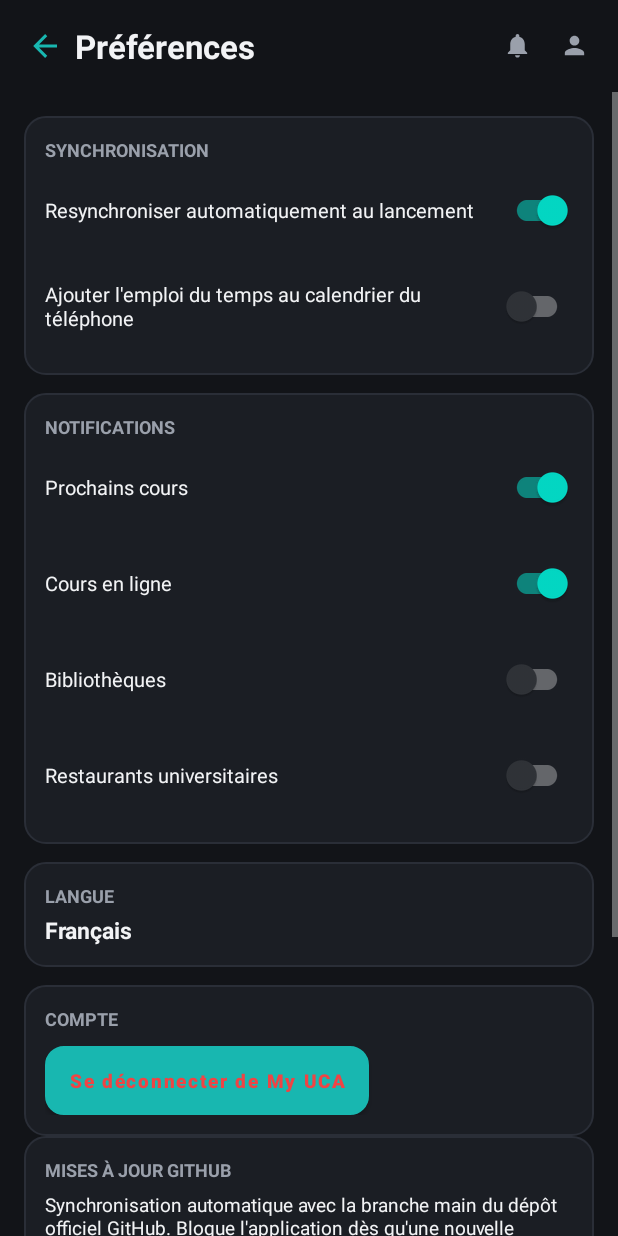
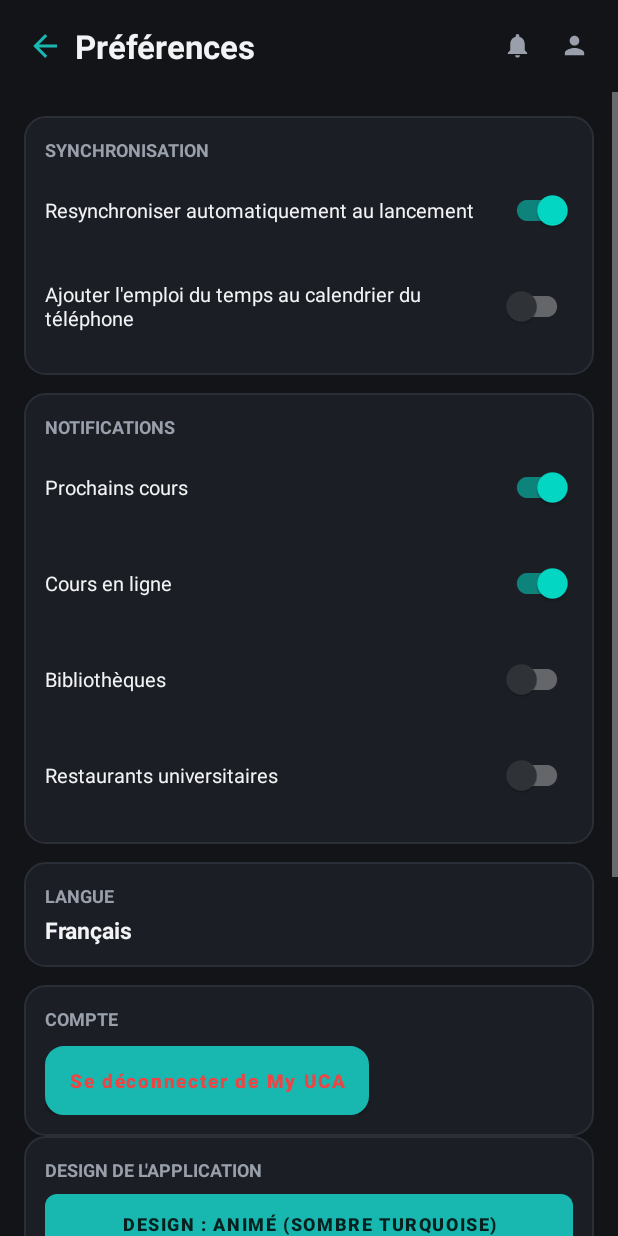
Before and after one commit to kiricoucou/uca-extension, an Android app: the fragment PreferencesFragment placed in its activity, on a phone screen of 412 x 824 dp. Run offline under Robolectric (Android 15) with nearby library versions, the phone set to English and light mode, and no system bars; network calls fail.

Commit message:
v1.46.5 (App v1.4.5) : session CAS fiable, design dans les Préférences
- Session : « expirée » seulement si le formulaire de connexion (champ mot de passe) est réellement affiché ; jamais sur une page intermédiaire ni un réseau lent ; cookies de la WebView écrits sur le disque quand l'app passe en arrière-plan (aucun cookie lu ni copié)
- Design de l'application choisi dans les Préférences, appliqué à l'agenda, mémorisé et synchronisé avec le menu de l'agenda
- APK 1.4.5 (code natif 8) et paquet signé 1.4.5 ; version.json impose le nouvel APK aux 1.4.x précédentes

Co-Authored-By: Claude Sonnet 5.5 <noreply@anthropic.com>
Claude-Session: https://claude.ai/code/session_01PF9gwEzdYJVWuBrC78AG6W

```diff
--- a/app/webview-app/app/build.gradle.kts
+++ b/app/webview-app/app/build.gradle.kts
@@ -20,8 +20,8 @@ android {
         applicationId = "fr.edtuca.app"
         minSdk = 24
         targetSdk = 34
-        versionCode = 7
-        versionName = "1.4.3"
+        versionCode = 8
+        versionName = "1.4.5"
     }
 
     signingConfigs {
--- a/app/webview-app/app/src/main/java/fr/edtuca/app/MainActivity.kt
+++ b/app/webview-app/app/src/main/java/fr/edtuca/app/MainActivity.kt
@@ -281,6 +281,8 @@ class MainActivity : AppCompatActivity() {
     private val PERIOD_MS = 15 * 60 * 1000L
 
     override fun onPause() {
+        // La session CAS (cookies de la WebView) doit survivre à la fermeture de l'app : on force l'écriture sur le disque.
+        android.webkit.CookieManager.getInstance().flush()
         periodicHandler.removeCallbacks(periodicCheck)
         super.onPause()
     }
--- a/app/webview-app/app/src/main/java/fr/edtuca/app/PreferencesFragment.kt
+++ b/app/webview-app/app/src/main/java/fr/edtuca/app/PreferencesFragment.kt
@@ -87,6 +87,23 @@ class PreferencesFragment : Fragment() {
         bindSwitch(root, R.id.switchBiblio, PrefsStore.notifBiblio(ctx)) { v -> PrefsStore.setBool(ctx, PrefsStore.K_NOTIF_BIBLIO, v) }
         bindSwitch(root, R.id.switchResto, PrefsStore.notifResto(ctx)) { v -> PrefsStore.setBool(ctx, PrefsStore.K_NOTIF_RESTO, v) }
 
+        // Design de l'application : choisi ici, appliqué à l'agenda et mémorisé.
+        val btnDesign = root.findViewById<android.widget.Button>(R.id.btnDesign)
+        fun designLabel() = PrefsStore.DESIGNS.firstOrNull { it.first == (PrefsStore.design(ctx) ?: "anime") }?.second ?: "Animé"
+        btnDesign?.text = "Design : " + designLabel()
+        btnDesign?.setOnClickListener {
+            val ids = PrefsStore.DESIGNS.map { it.first }
+            val current = ids.indexOf(PrefsStore.design(ctx) ?: "anime").coerceAtLeast(0)
+            androidx.appcompat.app.AlertDialog.Builder(requireContext())
+                .setTitle("Design de l'application")
+                .setSingleChoiceItems(PrefsStore.DESIGNS.map { it.second }.toTypedArray(), current) { dialog, which ->
+                    PrefsStore.setDesign(ctx, ids[which])
+                    btnDesign.text = "Design : " + designLabel()
+                    dialog.dismiss()
+                    android.widget.Toast.makeText(ctx, "Design appliqué à l'agenda.", android.widget.Toast.LENGTH_SHORT).show()
+                }.setNegativeButton("Annuler", null).show()
+        }
+
         root.findViewById<View>(R.id.btnLogout).setOnClickListener {
             (requireActivity() as MainActivity).logout()
         }
--- a/app/webview-app/app/src/main/java/fr/edtuca/app/PrefsStore.kt
+++ b/app/webview-app/app/src/main/java/fr/edtuca/app/PrefsStore.kt
@@ -135,6 +135,17 @@ object PrefsStore {
         p.edit().putInt("profile_schema", 2).apply()
     }
 
+    val DESIGNS = listOf("anime" to "Animé (sombre turquoise)", "professionnel" to "Professionnel", "bulletin" to "Bulletin", "carnet" to "Carnet")
+
+    /** Design choisi (agenda de l'app), ou null s'il n'a jamais été choisi. */
+    fun design(context: Context): String? =
+        prefs(context).getString("design", null)?.takeIf { id -> DESIGNS.any { it.first == id } }
+
+    fun setDesign(context: Context, id: String) {
+        if (DESIGNS.none { it.first == id }) return
+        prefs(context).edit().putString("design", id).apply()
+    }
+
     fun clearStudentProfile(context: Context) {
         prefs(context).edit()
             .remove(KEY_STUDENT_NAME).remove(KEY_STUDENT_ID).remove(KEY_STUDENT_EMAIL)
--- a/app/webview-app/app/src/main/java/fr/edtuca/app/UcaBridge.kt
+++ b/app/webview-app/app/src/main/java/fr/edtuca/app/UcaBridge.kt
@@ -10,6 +10,7 @@ import android.webkit.JavascriptInterface
 interface UcaSyncRequestListener {
     fun handleSyncRequest(mode: String)
     fun onEventsUpdated(json: String)
+    fun onDesignChanged(id: String)
 }
 
 class UcaBridge(private val host: Activity, private val listener: UcaSyncRequestListener) {
@@ -19,6 +20,11 @@ class UcaBridge(private val host: Activity, private val listener: UcaSyncRequest
     }
 
     @JavascriptInterface
+    fun onDesignChanged(id: String) {
+        host.runOnUiThread { listener.onDesignChanged(id) }
+    }
+
+    @JavascriptInterface
     fun onEventsUpdated(json: String) {
         host.runOnUiThread { listener.onEventsUpdated(json) }
     }
--- a/app/webview-app/app/src/main/res/layout/fragment_preferences.xml
+++ b/app/webview-app/app/src/main/res/layout/fragment_preferences.xml
@@ -106,6 +106,18 @@
                 android:orientation="vertical"
                 android:background="@drawable/bg_card"
                 android:padding="14dp">
+                <TextView android:text="DESIGN DE L'APPLICATION" android:textColor="@color/text_dim" android:textSize="12sp" android:textStyle="bold" android:layout_width="wrap_content" android:layout_height="wrap_content"/>
+                <Button
+                    android:id="@+id/btnDesign"
+                    android:layout_width="match_parent"
+                    android:layout_height="40dp"
+                    android:layout_marginTop="8dp"
+                    android:layout_marginBottom="14dp"
+                    android:text="Design"
+                    android:textColor="@color/on_accent"
+                    android:background="@drawable/bg_cta"
+                    android:textSize="12sp"
+                    android:textStyle="bold" />
                 <TextView android:text="MISES À JOUR GITHUB" android:textColor="@color/text_dim" android:textSize="12sp" android:textStyle="bold" android:layout_width="wrap_content" android:layout_height="wrap_content"/>
                 <TextView
                     android:text="Synchronisation automatique avec la branche main du dépôt officiel GitHub. Bloque l'application dès qu'une nouvelle version est détectée."
```
Also changed, not shown: app/webview-app/app/src/main/java/fr/edtuca/app/AgendaFragment.kt (+17 -0 lines), app/webview-app/app/src/main/java/fr/edtuca/app/UcaSync.kt (+17 -4 lines), 12 other files.
